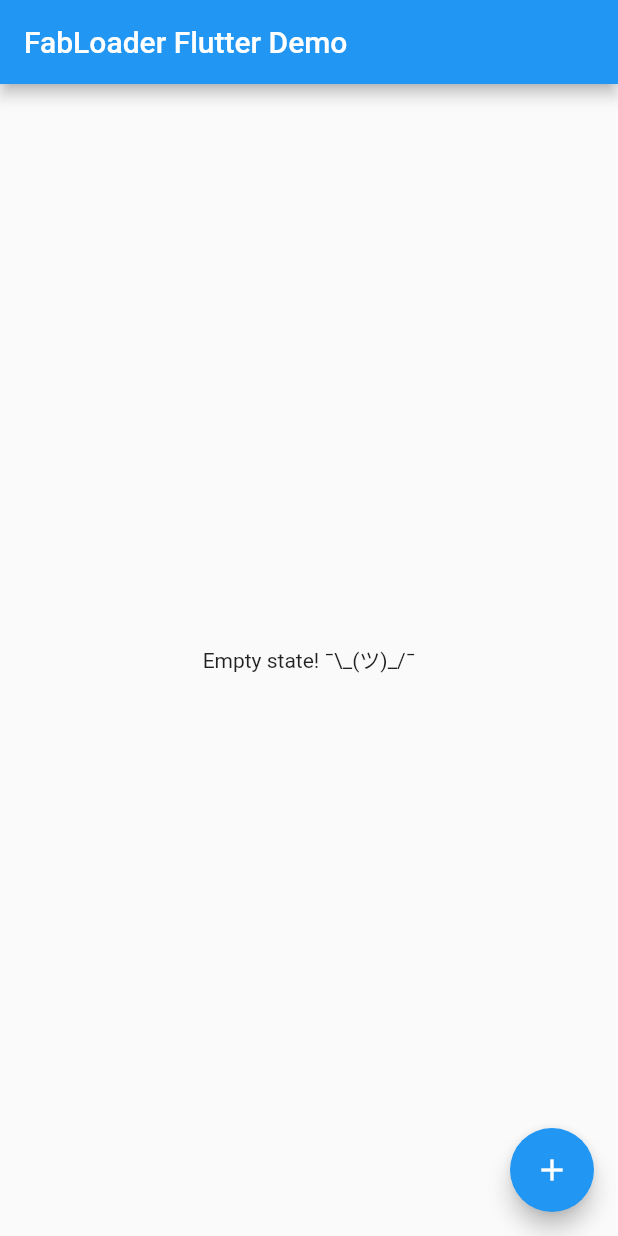
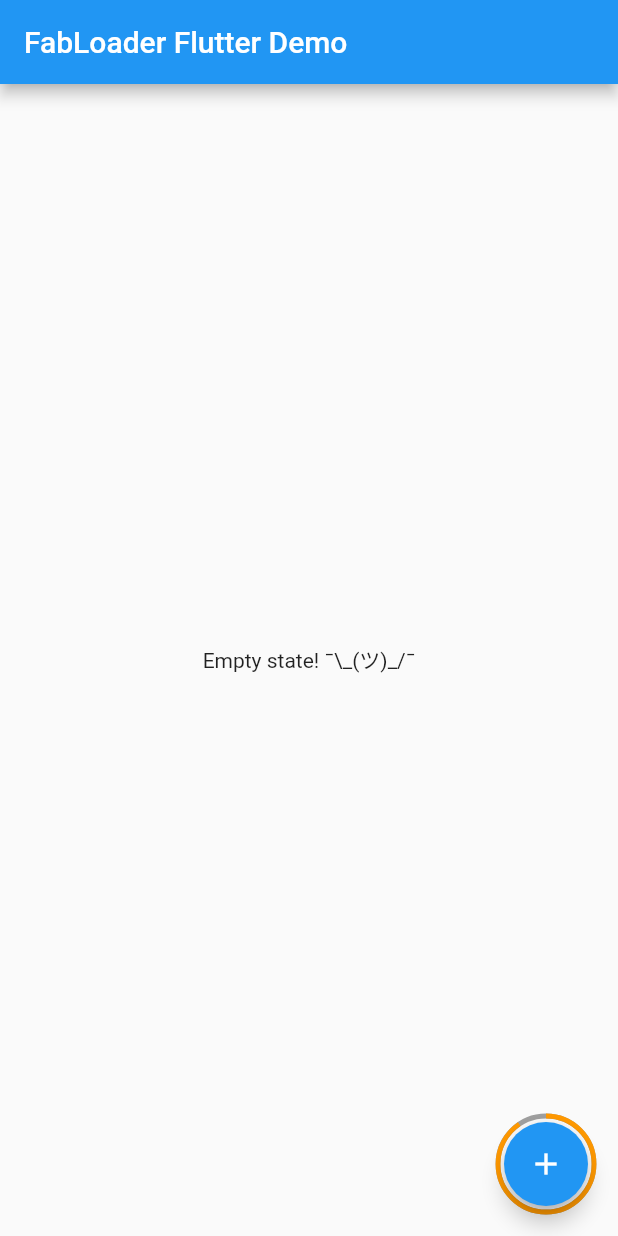
Before and after one commit to JorgeCastilloPrz/FlutterFabLoader, a Flutter app: the screen it shows after launch, after a tap on the "add" icon, on a phone screen of 412 x 824 dp. Run offline on Flutter 3.47's test engine with Material 2 defaults, Android fonts, the phone set to English and light mode, and no system bars.

Commit message:
add custom widget with custom painter for the arc

```diff
--- /dev/null
+++ b/lib/arc_painter.dart
@@ -0,0 +1,36 @@
+import 'package:flutter/material.dart';
+
+class ArcPainter extends CustomPainter {
+  final double progress;
+  final Color backgroundColor;
+  final Color color;
+
+  ArcPainter(
+      {this.progress,
+      this.backgroundColor = Colors.grey,
+      this.color = Colors.blue});
+
+  @override
+  void paint(Canvas canvas, Size size) {
+    var paint = new Paint();
+    paint
+      ..color = backgroundColor
+      ..strokeWidth = size.width / 20
+      ..style = PaintingStyle.stroke;
+
+    canvas.drawCircle(
+        new Offset(size.width / 2, size.height / 2), size.width / 2, paint);
+
+    Rect rect = new Offset(0.0, 0.0) & size;
+//    paint..shader = new LinearGradient(colors: [Colors.white, color]
+//    ,begin: Alignment.topRight, end: Alignment.bottomLeft).createShader(rect);
+
+    canvas.drawArc(new Offset(0.0, 0.0) & new Size(size.width, size.width),
+        -90.0 * 0.0174533, progress * 0.0174533, false, paint..color = color);
+  }
+
+  @override
+  bool shouldRepaint(ArcPainter oldDelegate) {
+    return oldDelegate.progress != progress;
+  }
+}
--- a/lib/fab_loader.dart
+++ b/lib/fab_loader.dart
@@ -1,10 +1,74 @@
 library flutter_fab_loader;
 
 import 'package:flutter/material.dart';
+import 'package:flutter/rendering.dart';
 
-class FabLoaderWidget extends StatelessWidget {
+import 'arc_painter.dart';
+
+class FabLoadingWidget extends StatefulWidget {
+  final Color color;
+  final Widget child;
+  final double strokeWidth;
+
+  FabLoadingWidget(
+      {this.strokeWidth = 8, this.color = Colors.orange, @required this.child});
+
+  @override
+  _FabLoadingWidget createState() =>
+      new _FabLoadingWidget(strokeWidth: strokeWidth, child: child);
+}
+
+const BoxConstraints _sizeConstraints = BoxConstraints.tightFor(
+  width: 56.0,
+  height: 56.0,
+);
+
+const BoxConstraints _miniSizeConstraints = BoxConstraints.tightFor(
+  width: 40.0,
+  height: 40.0,
+);
+
+const BoxConstraints _extendedSizeConstraints = BoxConstraints(
+  minHeight: 48.0,
+  maxHeight: 48.0,
+);
+
+class _FabLoadingWidget extends State<FabLoadingWidget>
+    with SingleTickerProviderStateMixin {
+  final Widget child;
+  final double strokeWidth;
+
+  AnimationController controller;
+  Animation animation;
+
+  _FabLoadingWidget({@required this.strokeWidth, @required this.child});
+
+  @override
+  void initState() {
+    // TODO: implement initState
+    controller = new AnimationController(
+        vsync: this, duration: const Duration(milliseconds: 10000))
+      ..repeat();
+    animation = Tween(begin: 0.0, end: 360.0).animate(controller);
+    controller.addListener(() {
+      setState(() {});
+    });
+  }
+
   @override
   Widget build(BuildContext context) {
-    return Text('LibraryText!');
+    var size = _sizeConstraints;
+    return new Stack(
+      alignment: Alignment.center,
+      children: <Widget>[
+        new CustomPaint(
+          painter:
+              new ArcPainter(progress: animation.value, color: widget.color),
+          size: new Size(
+              size.maxWidth + strokeWidth, size.maxHeight + strokeWidth),
+        ),
+        child
+      ],
+    );
   }
 }
--- a/sample/lib/main.dart
+++ b/sample/lib/main.dart
@@ -1,4 +1,5 @@
 import 'package:flutter/material.dart';
+import 'package:flutter_fab_loader/fab_loader.dart';
 
 void main() => runApp(MyApp());
 
@@ -17,10 +18,12 @@ class MyApp extends StatelessWidget {
           body: Center(
             child: Text('Empty state! ¯\\_(ツ)_/¯'),
           ),
-          floatingActionButton: FloatingActionButton(
-            onPressed: _fabPressed,
-            tooltip: 'Increment',
-            child: Icon(Icons.add),
+          floatingActionButton: FabLoadingWidget(
+            child: FloatingActionButton(
+              onPressed: _fabPressed,
+              tooltip: 'Increment',
+              child: Icon(Icons.add),
+            ),
           ),
         ));
   }
--- a/sample/pubspec.yaml
+++ b/sample/pubspec.yaml
@@ -27,7 +27,8 @@ dependencies:
 dev_dependencies:
   flutter_test:
     sdk: flutter
-
+  flutter_fab_loader:
+    path: ../
 
 # For information on the generic Dart part of this file, see the
 # following page: https://www.dartlang.org/tools/pub/pubspec
```
Also changed, not shown: sample/pubspec.lock.
